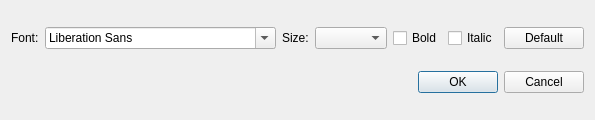
Before: the Qt Designer form gui/PreferencesDialog.ui in MrMontag/yata, drawn with Qt 5.
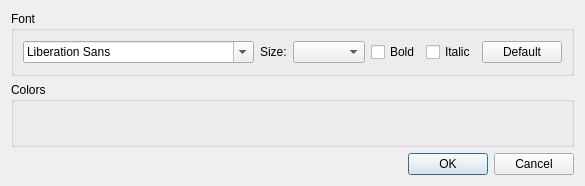
After: the same form once the commit is applied. Custom widgets are drawn as their Qt base class.

Commit message: Text color customization: gui and serialization

Patch:
```diff
--- a/gui/PreferencesDialog.ui
+++ b/gui/PreferencesDialog.ui
@@ -6,23 +6,20 @@
    <rect>
     <x>0</x>
     <y>0</y>
-    <width>478</width>
-    <height>120</height>
+    <width>558</width>
+    <height>186</height>
    </rect>
   </property>
   <property name="windowTitle">
    <string>Preferences</string>
   </property>
-  <layout class="QVBoxLayout" name="verticalLayout">
+  <layout class="QVBoxLayout" name="verticalLayout_2">
    <item>
+    <widget class="QGroupBox" name="groupBox">
+     <property name="title">
+      <string>Font</string>
+     </property>
     <layout class="QHBoxLayout" name="horizontalLayout">
-     <item>
-      <widget class="QLabel" name="fontLabel">
-       <property name="text">
-        <string>Font:</string>
-       </property>
-      </widget>
-     </item>
      <item>
       <widget class="QFontComboBox" name="fontComboBox"/>
      </item>
@@ -58,6 +55,22 @@
       </widget>
      </item>
     </layout>
+    </widget>
+   </item>
+   <item>
+    <widget class="QGroupBox" name="groupBox_2">
+     <property name="title">
+      <string>Colors</string>
+     </property>
+     <layout class="QVBoxLayout" name="verticalLayout">
+      <item>
+       <widget class="TextColorWidget" name="normalTextColor" native="true"/>
+      </item>
+      <item>
+       <widget class="TextColorWidget" name="selectedTextColor" native="true"/>
+      </item>
+     </layout>
+    </widget>
    </item>
    <item>
     <widget class="QDialogButtonBox" name="buttonBox">
@@ -71,6 +84,14 @@
    </item>
   </layout>
  </widget>
+ <customwidgets>
+  <customwidget>
+   <class>TextColorWidget</class>
+   <extends>QWidget</extends>
+   <header>TextColorWidget.h</header>
+   <container>1</container>
+  </customwidget>
+ </customwidgets>
  <resources/>
  <connections>
   <connection>
```
Lines whose indentation alone changed are shown as unchanged. The commit also changes 12 other files.
